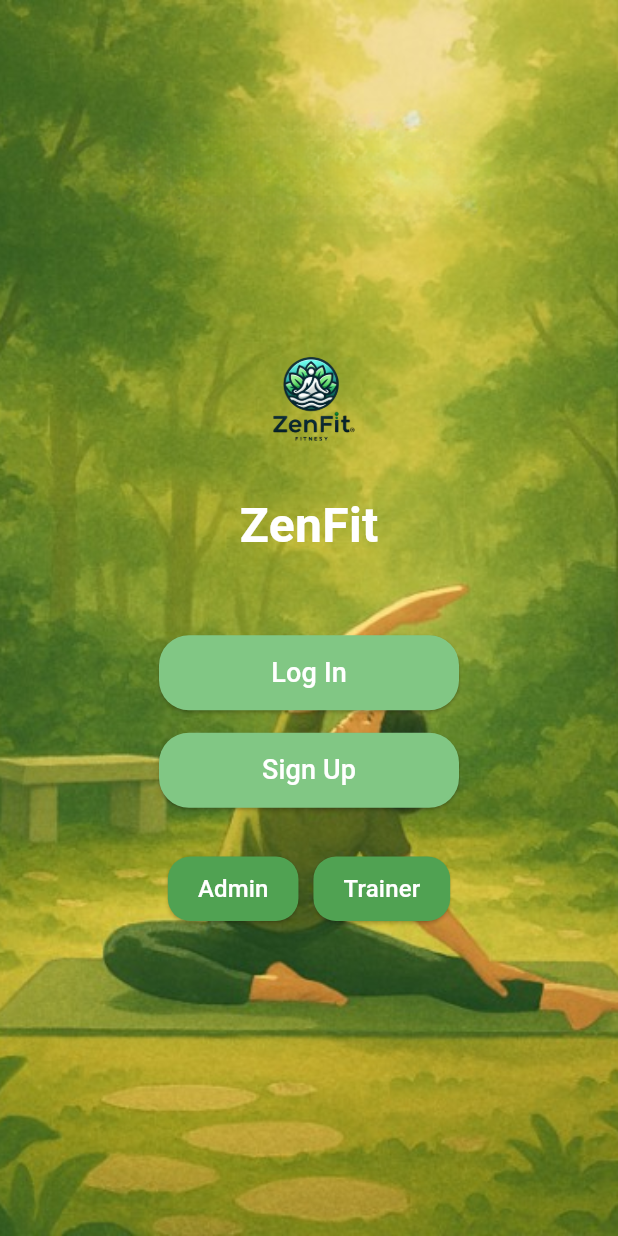
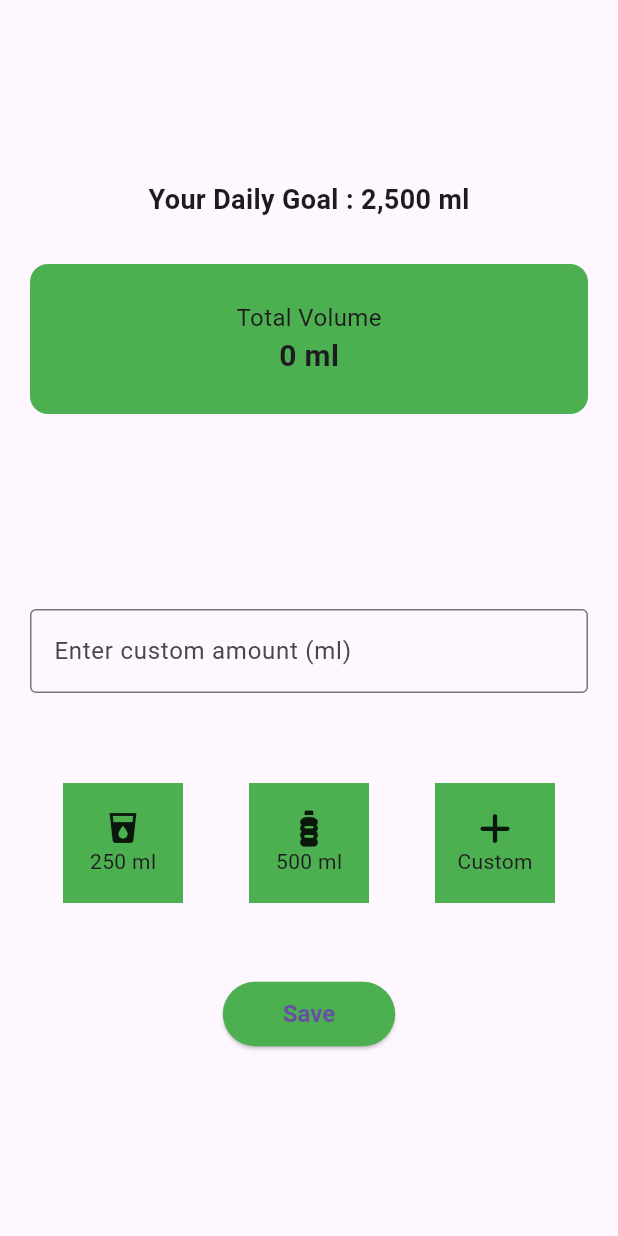
Before and after one commit to Samir-pemi-magar/TeamD_FitnessApp, a Flutter app: the screen it shows after launch, on a phone screen of 412 x 824 dp. Run offline on Flutter 3.47's test engine with Material 3 defaults, Android fonts, the phone set to English and light mode, and no system bars; our stand-ins replace cloud_firestore, firebase_core, font_awesome_flutter; accounts and stored records are empty.

Commit message:
Added water intake

```diff
--- a/lib/main.dart
+++ b/lib/main.dart
@@ -1,4 +1,5 @@
 import 'package:fitnessapp/firebase_options.dart';
+import 'package:fitnessapp/screens/user/WaterIntake/WaterIntake.dart';
 //import 'package:fitnessapp/screens/user/Packages/package_store.dart';
 import 'package:flutter/material.dart';
 import 'package:firebase_core/firebase_core.dart';
@@ -18,7 +19,7 @@
     return MaterialApp(
       title: 'ZenFit',
       theme: ThemeData(primarySwatch: Colors.blue),
-      home: WelcomeScreen(),
+      home: WaterIntake(),
     );
   }
 }
--- a/lib/screens/user/Packages/packages.dart
+++ b/lib/screens/user/Packages/packages.dart
@@ -10,7 +10,7 @@
 }
 
 class _PackagesState extends State<Packages> {
-    String Selectedpackage = "";
+    String? Selectedpackage = "";
     List<Map<String, dynamic>> FetchedPackages = [];
      void initState() {
       super.initState();
@@ -41,7 +41,7 @@
             child: InkWell(
                 onTap: (){setState(() {
                   Selectedpackage = FetchedPackages[index]["title"];
-                  FirebaseFirestore.instance.collection('packages').doc('selectedpackage').set({
+                  FirebaseFirestore.instance.collection('selectedPackage').doc('selected').set({
                     'selectedpackage' : Selectedpackage,
                   }, SetOptions(merge: true));
 
--- /dev/null
+++ b/lib/screens/user/WaterIntake/WaterIntake.dart
@@ -0,0 +1,152 @@
+import 'package:cloud_firestore/cloud_firestore.dart';
+import 'package:flutter/material.dart';
+import 'package:flutter/services.dart';
+import 'package:flutter/widgets.dart';
+import 'package:font_awesome_flutter/font_awesome_flutter.dart';
+
+class WaterIntake extends StatefulWidget {
+  @override
+  _WaterIntakeState createState() => _WaterIntakeState();
+}
+
+class _WaterIntakeState extends State<WaterIntake> {
+  int waterIntake = 0;
+  TextEditingController _controller = TextEditingController();
+
+  void _Twofiftey() {
+    setState(() {
+      waterIntake += 250;
+    });
+  }
+
+  void _FiveHundred() {
+    setState(() {
+      waterIntake += 500;
+    });
+  }
+
+  void _Custom() {
+    setState(() {
+      waterIntake += int.tryParse(_controller.text) ?? 0;
+      _controller.clear();
+    });
+  }
+
+  void _SaveIntake() {
+    FirebaseFirestore.instance.collection('WaterIntakeDatabase').doc('WaterIntake').set({
+                    'waterintake' : waterIntake,
+                  }, SetOptions(merge: true));
+  }
+
+  @override
+  Widget build(BuildContext context) {
+    return Scaffold(
+      body: SafeArea(
+        child: Padding(
+          padding: const EdgeInsets.symmetric(horizontal: 20.0),
+          child: Column(
+            crossAxisAlignment: CrossAxisAlignment.center,
+            children: [
+              SizedBox(height: 120),
+              Text(
+                "Your Daily Goal : 2,500 ml",
+                style: TextStyle(fontSize: 18, fontWeight: FontWeight.bold),
+              ),
+              SizedBox(height: 30),
+              Container(
+                width: double.infinity,
+                height: 100,
+                decoration: BoxDecoration(
+                  color: Colors.green,
+                  borderRadius: BorderRadius.circular(12),
+                ),
+                child: Center(
+                  child: Column(
+                    mainAxisAlignment: MainAxisAlignment.center,
+                    children: [
+                      Text("Total Volume", style: TextStyle(fontSize: 16)),
+                      Text("$waterIntake ml",
+                          style: TextStyle(
+                              fontSize: 20, fontWeight: FontWeight.bold)),
+                    ],
+                  ),
+                ),
+              ),
+              SizedBox(height: 130),
+              TextField(
+                controller: _controller,
+                keyboardType: TextInputType.number,
+                decoration: InputDecoration(
+                  labelText: 'Enter custom amount (ml)',
+                  border: OutlineInputBorder(),
+                ),
+              ),
+              SizedBox(height: 60),
+              Row(
+                mainAxisAlignment: MainAxisAlignment.spaceAround,
+                children: [
+                  GestureDetector(
+                    onTap: _Twofiftey,
+                    child: Container(
+                      width: 80,
+                      height: 80,
+                      color: Colors.green,
+                      child: Column(
+                        mainAxisAlignment: MainAxisAlignment.center,
+                        children: [
+                          Icon(Icons.local_drink),
+                          Text("250 ml"),
+                        ],
+                      ),
+                    ),
+                  ),
+                  GestureDetector(
+                    onTap: _FiveHundred,
+                    child: Container(
+                      width: 80,
+                      height: 80,
+                      color: Colors.green,
+                      child: Column(
+                        mainAxisAlignment: MainAxisAlignment.center,
+                        children: [
+                          Icon(FontAwesomeIcons.bottleWater),
+                          Text("500 ml"),
+                        ],
+                      ),
+                    ),
+                  ),
+                  GestureDetector(
+                    onTap: _Custom,
+                    child: Container(
+                      width: 80,
+                      height: 80,
+                      color: Colors.green,
+                      child: Column(
+                        mainAxisAlignment: MainAxisAlignment.center,
+                        children: [
+                          Icon(FontAwesomeIcons.plus),
+                          Text("Custom"),
+                        ],
+                      ),
+                    ),
+                  ),
+                ],
+              ),
+              SizedBox(height: 50),
+              ElevatedButton(
+                onPressed: _SaveIntake,
+                child: Text("Save"),
+                style: ElevatedButton.styleFrom(
+                  backgroundColor: Colors.green,
+                  padding: EdgeInsets.symmetric(horizontal: 40, vertical: 12),
+                  textStyle:
+                      TextStyle(fontSize: 16, fontWeight: FontWeight.bold),
+                ),
+              )
+            ],
+          ),
+        ),
+      ),
+    );
+  }
+}
```
Also changed, not shown: pubspec.yaml (+5 -4 lines), pubspec.lock, 2 other files.
